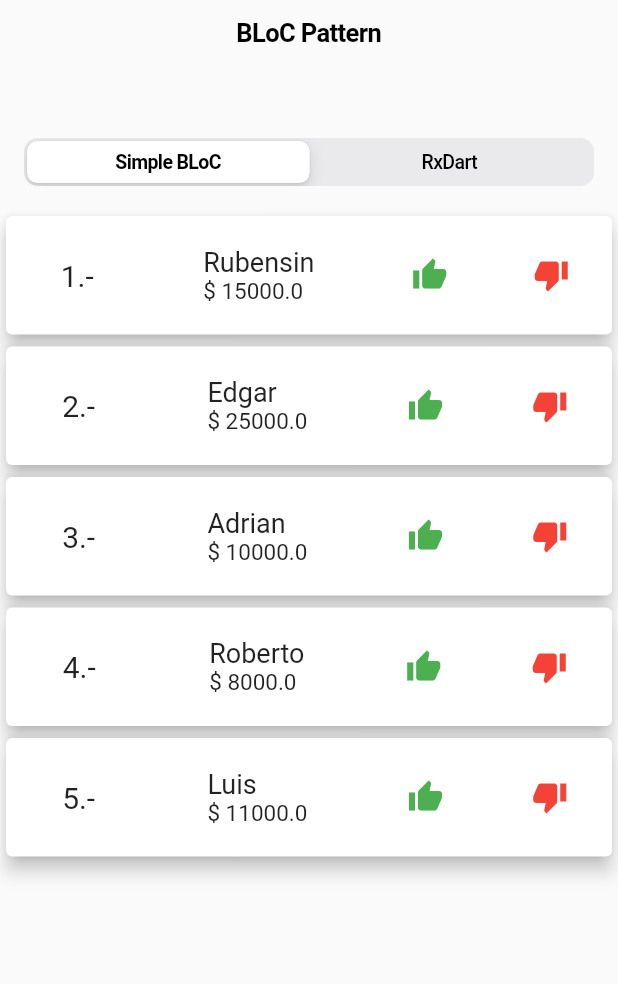
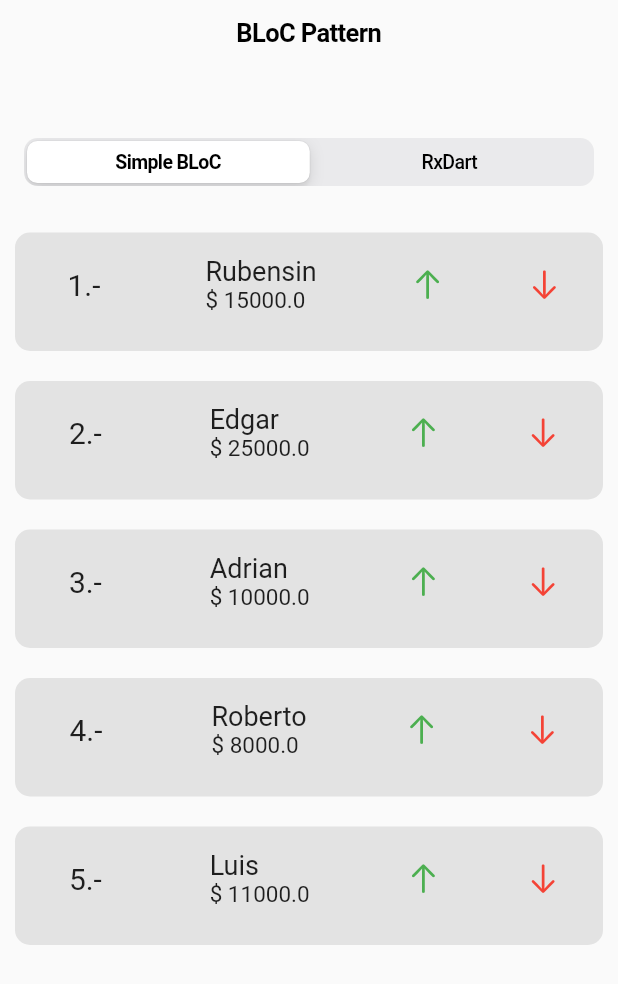
Before and after one commit to isctorres/TestBLoCFlutteriOS, a Flutter app: the screen it shows after launch, on a phone screen of 412 x 824 dp. Shown: the top 984 px of the screen. Run offline on Flutter 3.47's test engine with Material 2 defaults, Android fonts, the phone set to English and light mode, and no system bars; our stand-ins replace rxdart.

Commit message:
widgets cupertino

```diff
--- a/lib/src/dashboard_screen.dart
+++ b/lib/src/dashboard_screen.dart
@@ -14,15 +14,11 @@ class _DashboardScreenState extends State<DashboardScreen> {
   final Map<int, Widget> children = const <int, Widget>{
     0 : Text('Simple BLoC'),
     1 : Text('RxDart'),
-    //2 : Text('flutter_bloc'),
   };
 
   final Map<int, Widget> bloc_pages = <int, Widget>{
     0 : HomePage(),
     1 : HomePageRxDart(),
-    /*2 : Center(
-        child: Text('flutter_bloc')
-    )*/
   };
 
   int currentSegment = 0;
--- a/lib/src/simple_bloc/screens/home_page.dart
+++ b/lib/src/simple_bloc/screens/home_page.dart
@@ -11,54 +11,76 @@ class HomePage extends StatefulWidget {
 }
 
 class _HomePageState extends State<HomePage> {
-
   final EmpleadoBloc _empleadoBloc = EmpleadoBloc();
   @override
   Widget build(BuildContext context) {
-    return CupertinoPageScaffold(
+    return Material(
+      child: CupertinoPageScaffold(
         child: Container(
           child: StreamBuilder<List<Empleado>>(
             stream: _empleadoBloc.listaStream,
-           builder: (BuildContext context, AsyncSnapshot<List<Empleado>> snapshot){
+            builder:
+                (BuildContext context, AsyncSnapshot<List<Empleado>> snapshot) {
               return ListView.builder(
                 itemCount: (snapshot.hasData) ? snapshot.data.length : 0,
-               itemBuilder: (context,index){
-                 return Card(
-                   elevation: 5.0,
+                itemBuilder: (context, index) {
+                  return Container(
+                    margin: EdgeInsets.all(10.0),
+                    decoration: BoxDecoration(
+                        borderRadius: BorderRadius.circular(10.0),
+                        boxShadow: [
+                          BoxShadow(
+                            color: CupertinoColors.darkBackgroundGray
+                                .withOpacity(.1),
+                            offset: Offset(0.0, 5.0),
+                            //blurRadius: 8.0
+                          )
+                        ]),
                     child: Row(
                       mainAxisAlignment: MainAxisAlignment.spaceAround,
                       children: <Widget>[
                         Container(
                           padding: EdgeInsets.all(20.0),
-                         child: Text("${snapshot.data[index].id}.-", style: TextStyle(fontSize: 20.0),),
+                          child: Text(
+                            "${snapshot.data[index].id}.-",
+                            style: TextStyle(fontSize: 20.0),
+                          ),
                         ),
                         Container(
                           padding: EdgeInsets.all(20.0),
                           child: Column(
                             crossAxisAlignment: CrossAxisAlignment.start,
                             children: <Widget>[
-                            Text("${snapshot.data[index].nombre}", style: TextStyle(fontSize: 18.0),),
-                            Text("\$ ${snapshot.data[index].salario}", style: TextStyle(fontSize: 15.0),)
+                              Text(
+                                "${snapshot.data[index].nombre}",
+                                style: TextStyle(fontSize: 18.0),
+                              ),
+                              Text(
+                                "\$ ${snapshot.data[index].salario}",
+                                style: TextStyle(fontSize: 15.0),
+                              )
                             ],
                           ),
                         ),
                         Container(
                           child: IconButton(
-                           icon: Icon(Icons.thumb_up),
+                            icon: Icon(CupertinoIcons.up_arrow),
                             color: Colors.green,
-                           onPressed: (){
+                            onPressed: () {
                               //_empleadoBloc.salarioIncrement.add(snapshot.data[index]);
-                             _empleadoBloc.incrementSalario(snapshot.data[index]);
+                              _empleadoBloc
+                                  .incrementSalario(snapshot.data[index]);
                             },
                           ),
                         ),
                         Container(
                           child: IconButton(
-                           icon: Icon(Icons.thumb_down),
+                            icon: Icon(CupertinoIcons.down_arrow),
                             color: Colors.red,
-                           onPressed: (){
+                            onPressed: () {
                               //_empleadoBloc.salarioDecrement.add(snapshot.data[index]);
-                             _empleadoBloc.decrementSalario(snapshot.data[index]);
+                              _empleadoBloc
+                                  .decrementSalario(snapshot.data[index]);
                             },
                           ),
                         )
@@ -70,11 +92,12 @@ class _HomePageState extends State<HomePage> {
             },
           ),
         ),
+      ),
     );
   }
 
   @override
-  void dispose(){
+  void dispose() {
     super.dispose();
   }
 }
```
Also changed, not shown: lib/src/rxdart_bloc/screens/home_page.dart (+38 -14 lines). Lines whose indentation alone changed are shown as unchanged.
